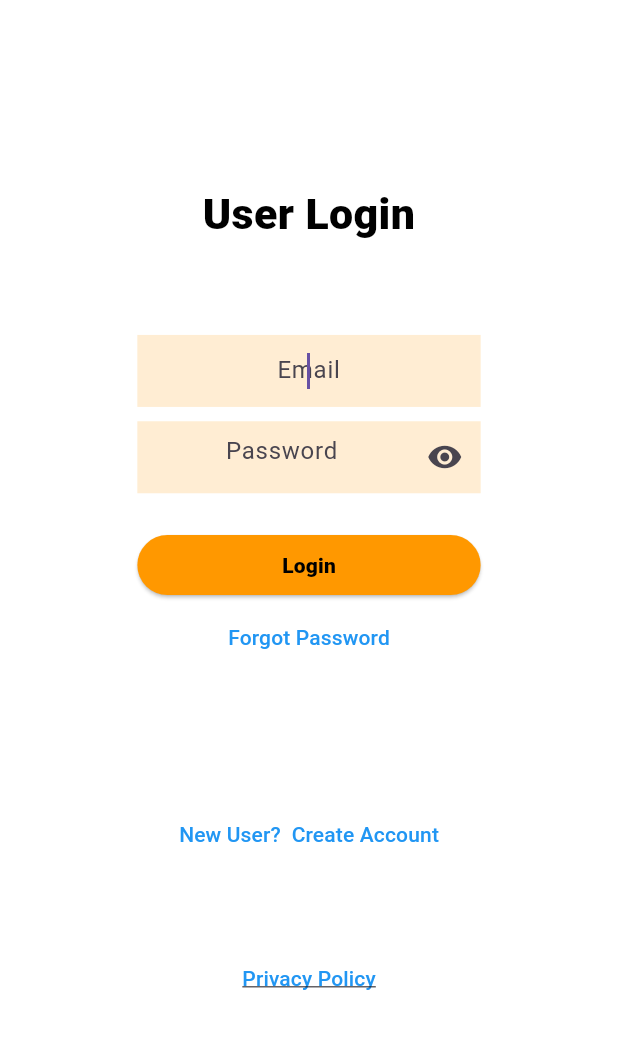
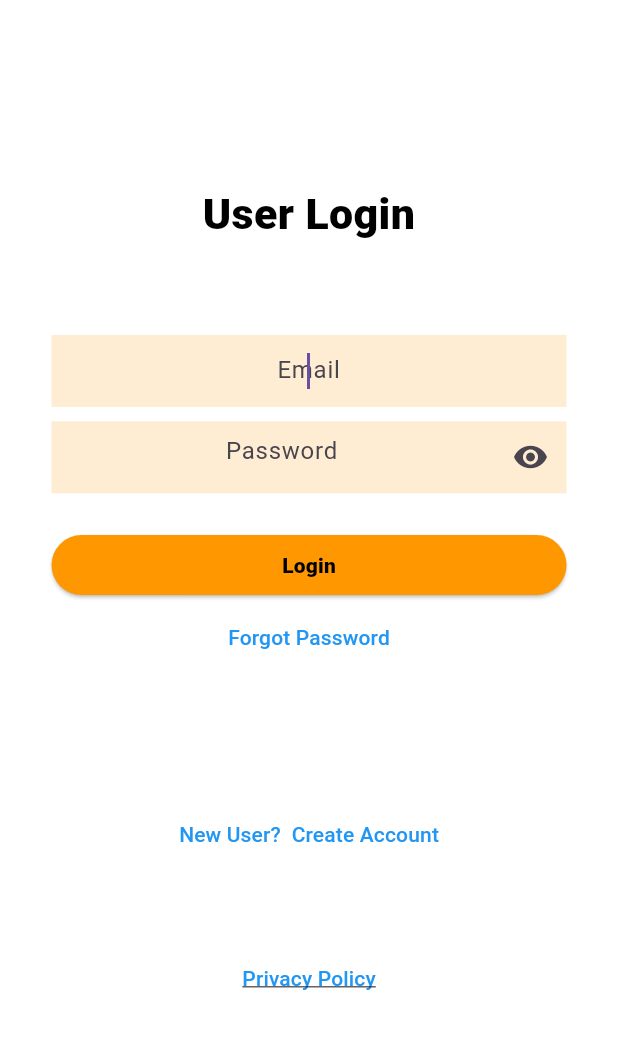
Before and after one commit to nathan-kane/deal_diligence, a Flutter app: the screen it shows after launch, on a phone screen of 412 x 824 dp, the part 61-1110 px from its top. Run offline on Flutter 3.47's test engine with Material 3 defaults, Android fonts, the phone set to English and light mode, and no system bars; our stand-ins replace cloud_firestore, dartz, equatable, firebase_auth, firebase_core, flutter_credit_card and 13 more; missing offline and left inert: add_2_calendar, flutter_stripe, googleapis; accounts and stored records are empty.

Commit message:
Playing with fonts and margins

```diff
--- a/lib/screens/list_of_trxns.dart
+++ b/lib/screens/list_of_trxns.dart
@@ -113,14 +113,13 @@ class _CompanyDashboardScreenState
                                         clientSnapshot.data!,
                                         style: const TextStyle(
                                             fontWeight: FontWeight.bold,
-                                            //fontSize: 5.sp,
                                             color: Color.fromARGB(255, 4, 93, 248)),
                                       ),
                                     ],
                                   ),
                                   subtitle: Text.rich(
                                     TextSpan(
-                                      //style: TextStyle(fontSize: 10.sp),
+                                      style: const TextStyle(fontWeight: FontWeight.bold),
                                       text:
                                           '${snapshot.data?.docs[index]['propertyAddress'] ?? 'n/a'}, '
                                           '${snapshot.data?.docs[index]['propertyCity'] ?? 'n/a'}, '
@@ -130,8 +129,7 @@ class _CompanyDashboardScreenState
                                           text:
                                               '\nPrice: ${_formatCurrency(snapshot.data?.docs[index]['contractPrice']) ?? 'n/a'}\nStatus: ${snapshot.data?.docs[index]['trxnStatus'] ?? 'n/a'}',
                                           style: const TextStyle(
-                                              fontWeight: FontWeight.w900,
-                                              //fontSize: 5.sp,
+                                              fontWeight: FontWeight.bold,
                                               color: Colors.black),
                                         )
                                       ],
@@ -139,7 +137,7 @@ class _CompanyDashboardScreenState
                                   ),
                                   trailing: Text(
                                     'MLS#: ${snapshot.data?.docs[index]['mlsNumber'] ?? 'n/a'}\n${snapshot.data?.docs[index]['clientType']}',
-                                    //style: TextStyle(fontSize: 5.sp),
+                                    style: const TextStyle(fontWeight: FontWeight.bold, fontSize: 14.0),
                                   ),
                                   onTap: () {
                                     setGlobals(snapshot.data?.docs[index].id);
--- a/lib/screens/login_screen.dart
+++ b/lib/screens/login_screen.dart
@@ -41,6 +41,7 @@ class _LoginScreenState extends ConsumerState<LoginScreen> {
   bool showSpinner = false;
   final _auth = FirebaseAuth.instance;
   bool passwordVisible = false;
+  double margins = 0.w;
 
 /* =========================================================== */
 
@@ -110,6 +111,12 @@ class _LoginScreenState extends ConsumerState<LoginScreen> {
     super.initState();
     passwordVisible = true;
 
+    /// Set the margins for web and mobile
+    if (kIsWeb) {
+      margins = 80.w;
+    } else {
+      margins = 10.w;
+    }
     //initNotifications();
   }
 
@@ -244,7 +251,7 @@ class _LoginScreenState extends ConsumerState<LoginScreen> {
       resizeToAvoidBottomInset: false, // This fixes the keyboard white space
       body: SafeArea(
         child: Padding(
-          padding: EdgeInsets.symmetric(horizontal: 50.sp, vertical: 0.sp),
+          padding: EdgeInsets.symmetric(horizontal: 20.sp, vertical: 0.sp),
           child: Column(
             mainAxisSize: MainAxisSize.max,
             mainAxisAlignment: MainAxisAlignment.center,
@@ -263,7 +270,7 @@ class _LoginScreenState extends ConsumerState<LoginScreen> {
                 height: 50.h,
               ),
               Container(
-                padding: EdgeInsets.symmetric(horizontal: 30.w),
+                padding: EdgeInsets.symmetric(horizontal: margins),
                 color: Colors.white,
                 child: TextField(
                   autofocus: true,
@@ -285,7 +292,7 @@ class _LoginScreenState extends ConsumerState<LoginScreen> {
                 height: 8.h,
               ),
               Container(
-                padding: EdgeInsets.symmetric(horizontal: 30.w),
+                padding: EdgeInsets.symmetric(horizontal: margins),
                 color: Colors.white,
                 child: TextField(
                   obscureText: passwordVisible,
@@ -318,7 +325,7 @@ class _LoginScreenState extends ConsumerState<LoginScreen> {
                 height: 20.h,
               ),
               Container(
-                padding: EdgeInsets.symmetric(horizontal: 30.w),
+                padding: EdgeInsets.symmetric(horizontal: margins),
                 child: ElevatedButton(
                   onPressed: () async {
                     setState(() {
@@ -377,7 +384,8 @@ class _LoginScreenState extends ConsumerState<LoginScreen> {
                             break;
                           case "ERROR_USER_NOT_FOUND":
                           case "user-not-found":
-                            errorMessage = "User with this email doesn't exist.";
+                            errorMessage =
+                                "User with this email doesn't exist.";
                             break;
                           case "ERROR_USER_DISABLED":
                           case "user-disabled":
@@ -386,7 +394,8 @@ class _LoginScreenState extends ConsumerState<LoginScreen> {
                             break;
                           case "ERROR_TOO_MANY_REQUESTS":
                           case "too-many-requests":
-                            errorMessage = "Too many requests. Try again later.";
+                            errorMessage =
+                                "Too many requests. Try again later.";
                             break;
                           case "ERROR_OPERATION_NOT_ALLOWED":
                           case "operation-not-allowed":
```
